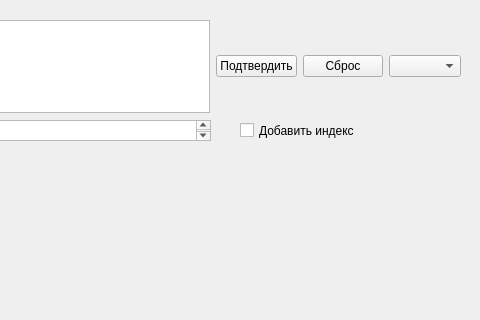
Above: interface.ui from Poltava49/map_app before the change; both pictures show x 320 to 800 and y 0 to 320 of the 800 by 600 pixel window. Below: the same form after it.
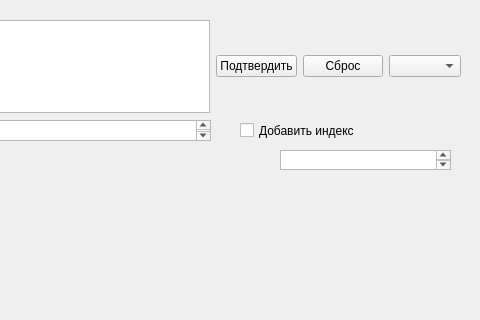
That is the form after the change.

Commit message: add active click search

Patch:
```diff
--- a/interface.ui
+++ b/interface.ui
@@ -99,6 +99,16 @@
      <string>Добавить индекс</string>
     </property>
    </widget>
+   <widget class="QTextBrowser" name="textBrowser_2">
+    <property name="geometry">
+     <rect>
+      <x>600</x>
+      <y>150</y>
+      <width>171</width>
+      <height>20</height>
+     </rect>
+    </property>
+   </widget>
   </widget>
   <widget class="QMenuBar" name="menubar">
    <property name="geometry">
```
The commit also changes 2 other files.
